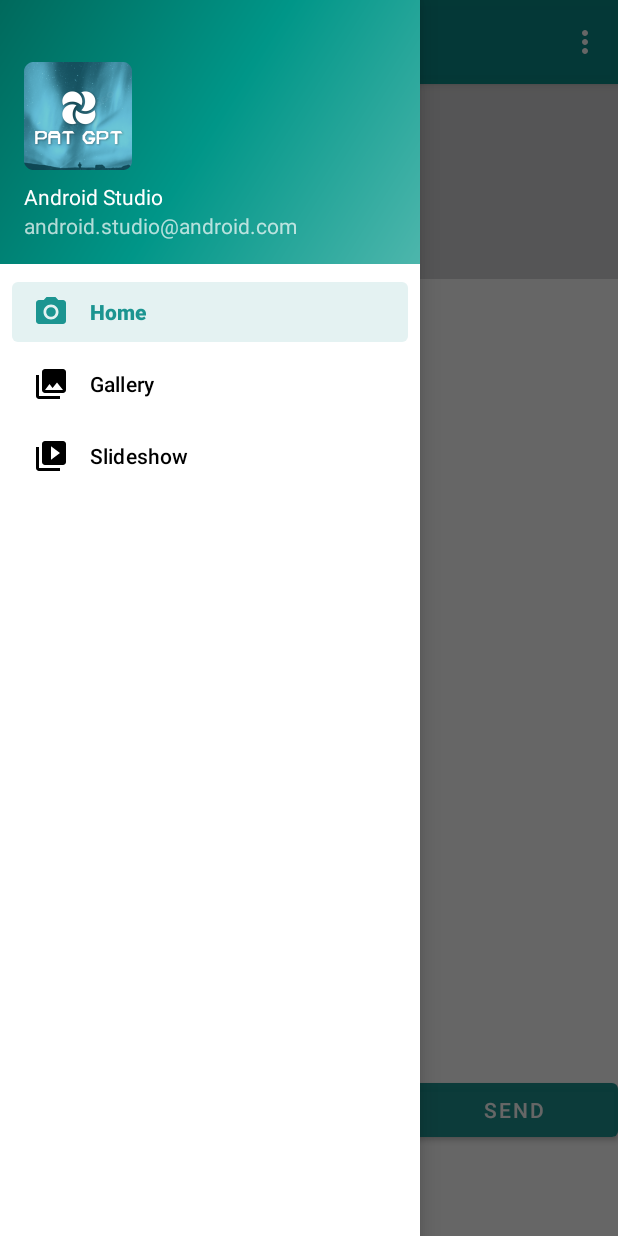
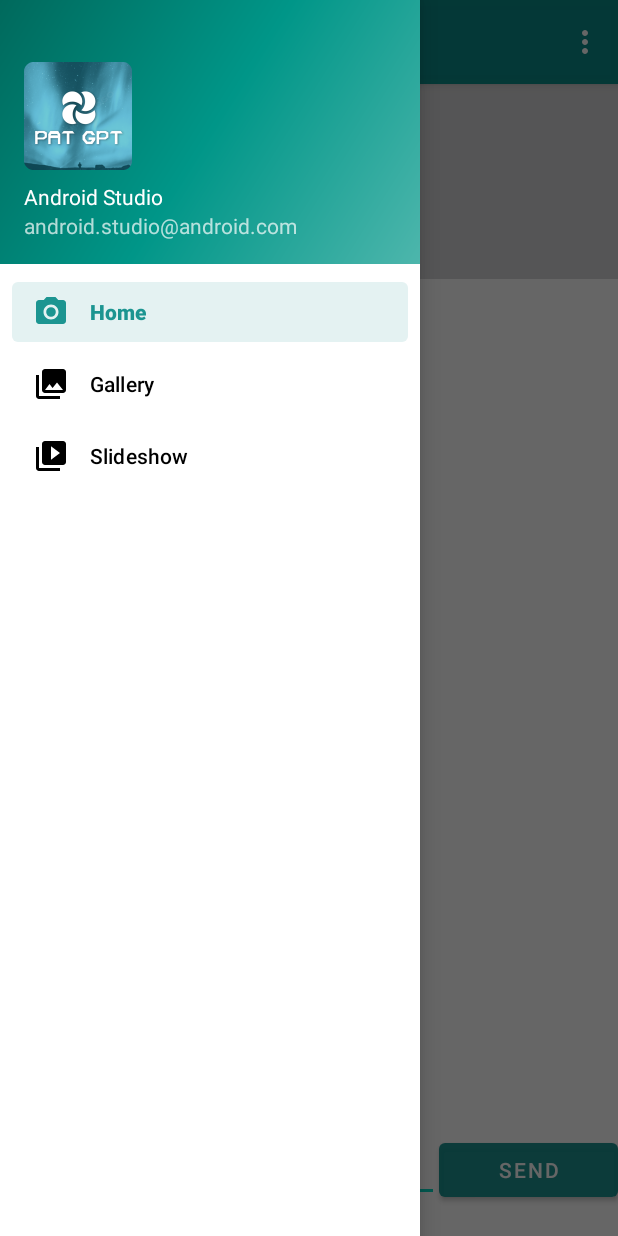
Before and after one commit to Pmacdon15/PatGPT, an Android app: the screen it shows after launch (MainActivity), with the side drawer open, on a phone screen of 412 x 824 dp. Run offline under Robolectric (Android 15) with nearby library versions, the phone set to English and light mode, and no system bars; our stand-ins replace navigation-ui.

Commit message:
minor update to layout

```diff
--- a/app/src/main/res/layout/fragment_home.xml
+++ b/app/src/main/res/layout/fragment_home.xml
@@ -26,7 +26,7 @@
         <TextView
             android:id="@+id/textView_Content"
             android:layout_width="match_parent"
-            android:layout_height="450dp"
+            android:layout_height="475dp"
             android:layout_marginLeft="30dp"
             android:layout_marginTop="40dp"
             android:layout_marginRight="30dp"
@@ -35,22 +35,23 @@
         <LinearLayout
             android:layout_width="match_parent"
             android:layout_height="match_parent"
+            android:gravity="bottom"
             android:orientation="horizontal">
 
             <EditText
                 android:id="@+id/editTextText"
                 android:layout_width="wrap_content"
                 android:layout_height="wrap_content"
-                android:layout_marginTop="40dp"
+                android:layout_marginBottom="10dp"
                 android:layout_weight="1"
                 android:ems="10"
                 android:inputType="text" />
 
             <Button
                 android:id="@+id/button_Send"
-                android:layout_width="80dp"
+                android:layout_width="40dp"
                 android:layout_height="wrap_content"
-                android:layout_marginTop="40dp"
+                android:layout_marginBottom="10dp"
                 android:layout_weight="1"
                 android:text="@string/send" />
         </LinearLayout>
```
